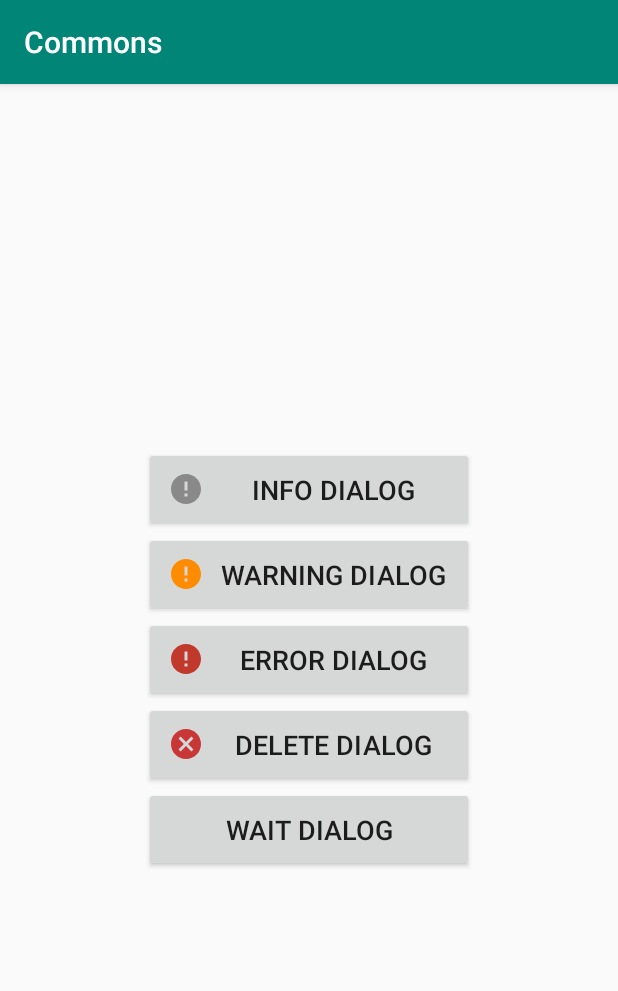
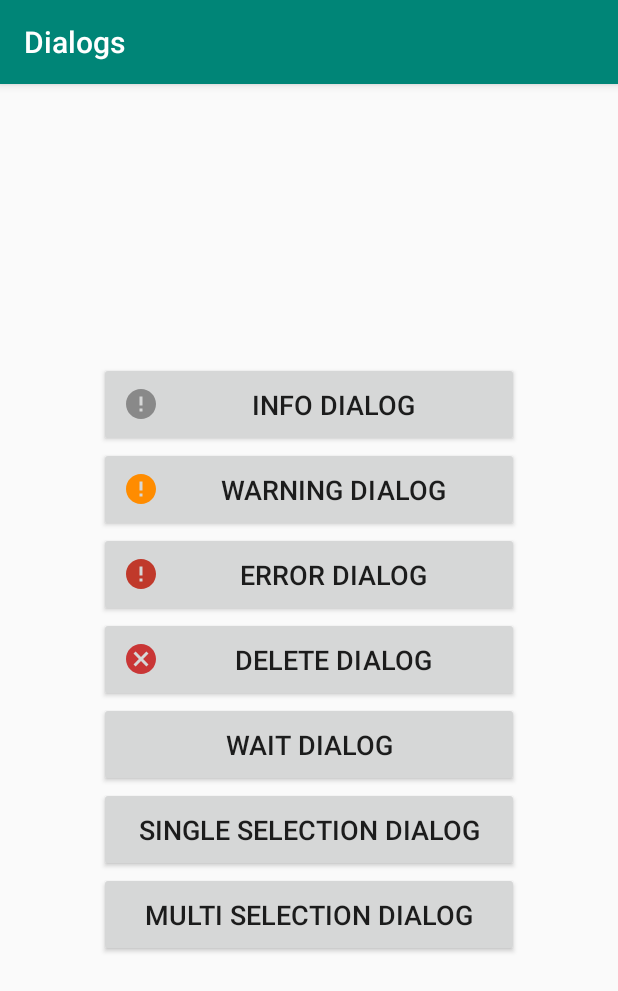
Before and after one commit to Arbaz-Softagics/Commons-1, an Android app: the DialogExampleActivity screen opened directly, with no data from a screen before it, on a phone screen of 412 x 824 dp. Shown: the top 991 px of the screen. Run offline under Robolectric (Android 15) with nearby library versions, the phone set to English and light mode, and no system bars.

Commit message:
single select dialog upgrade

```diff
--- a/app/build.gradle
+++ b/app/build.gradle
@@ -24,8 +24,9 @@ android {
 dependencies {
     implementation fileTree(include: ['*.jar'], dir: 'libs')
     implementation "org.jetbrains.kotlin:kotlin-stdlib-jdk7:$kotlin_version"
-    implementation 'androidx.appcompat:appcompat:1.1.0-alpha01'
+    implementation 'androidx.appcompat:appcompat:1.1.0-alpha02'
     implementation 'androidx.constraintlayout:constraintlayout:2.0.0-alpha3'
     implementation 'androidx.recyclerview:recyclerview:1.0.0'
     implementation project(':dialogs')
+    implementation project(':adaptors')
 }
--- a/app/src/main/AndroidManifest.xml
+++ b/app/src/main/AndroidManifest.xml
@@ -31,7 +31,7 @@
                 <category android:name="android.intent.category.LAUNCHER"/>
             </intent-filter>
         </activity>
-        <activity android:name=".DialogExampleActivity">
+        <activity android:name=".DialogExampleActivity" android:label="Dialogs">
         </activity>
     </application>
 
--- a/app/src/main/java/com/arbazmateen/commons/DialogExampleActivity.kt
+++ b/app/src/main/java/com/arbazmateen/commons/DialogExampleActivity.kt
@@ -1,8 +1,9 @@
 package com.arbazmateen.commons
 
+import android.os.Bundle
+import android.widget.Toast
+import androidx.appcompat.app.AlertDialog
 import androidx.appcompat.app.AppCompatActivity
-import android.os.Bundle
-import androidx.appcompat.app.AlertDialog
 import androidx.core.content.ContextCompat
 import com.arbazmateen.dialogs.*
 import kotlinx.android.synthetic.main.activity_dialog_example.*
@@ -93,5 +94,23 @@ class DialogExampleActivity : AppCompatActivity() {
 
         }
 
+        single_selection_btn.setOnClickListener {
+//            val list = listOf("Cupcake", "Donut", "Eclair", "Froyo", "Gingerbread",
+//                "Honeycomb", "Ice Cream Sandwich", "Jelly Bean", "KitKat",
+//                "Lollipop", "Marshmallow", "Nougat", "Oreo", "Pie")
+
+            val dataList: List<String> = resources.getStringArray(R.array.data_list).toList()
+
+            SingleSelectDialog(this, dataList)
+                .setItemClickListener { _, data, _ ->
+                    Toast.makeText(this, data, Toast.LENGTH_LONG).show()
+                }
+                .show()
+        }
+
+        multi_selection_btn.setOnClickListener {
+
+        }
+
     }
 }
--- a/app/src/main/res/layout/activity_dialog_example.xml
+++ b/app/src/main/res/layout/activity_dialog_example.xml
@@ -16,7 +16,7 @@
             android:textSize="18sp"
             android:drawablePadding="8dp"
             android:padding="16dp"
-            android:layout_width="220dp"
+            android:layout_width="280dp"
             android:layout_height="wrap_content"/>
 
     <Button
@@ -26,7 +26,7 @@
             android:textSize="18sp"
             android:drawablePadding="8dp"
             android:padding="16dp"
-            android:layout_width="220dp"
+            android:layout_width="280dp"
             android:layout_height="wrap_content"/>
 
     <Button
@@ -36,7 +36,7 @@
             android:textSize="18sp"
             android:drawablePadding="8dp"
             android:padding="16dp"
-            android:layout_width="220dp"
+            android:layout_width="280dp"
             android:layout_height="wrap_content"/>
 
     <Button
@@ -46,7 +46,7 @@
             android:textSize="18sp"
             android:drawablePadding="8dp"
             android:padding="16dp"
-            android:layout_width="220dp"
+            android:layout_width="280dp"
             android:layout_height="wrap_content"/>
 
     <Button
@@ -55,7 +55,25 @@
             android:textSize="18sp"
             android:drawablePadding="8dp"
             android:padding="16dp"
-            android:layout_width="220dp"
+            android:layout_width="280dp"
+            android:layout_height="wrap_content"/>
+
+    <Button
+            android:id="@+id/single_selection_btn"
+            android:text="Single Selection Dialog"
+            android:textSize="18sp"
+            android:drawablePadding="8dp"
+            android:padding="16dp"
+            android:layout_width="280dp"
+            android:layout_height="wrap_content"/>
+
+    <Button
+            android:id="@+id/multi_selection_btn"
+            android:text="Multi Selection Dialog"
+            android:textSize="18sp"
+            android:drawablePadding="8dp"
+            android:padding="16dp"
+            android:layout_width="280dp"
             android:layout_height="wrap_content"/>
 
 </LinearLayout>
```
Also changed, not shown: app/src/main/java/com/arbazmateen/commons/ExampleActivity.kt (+23 -8 lines).
